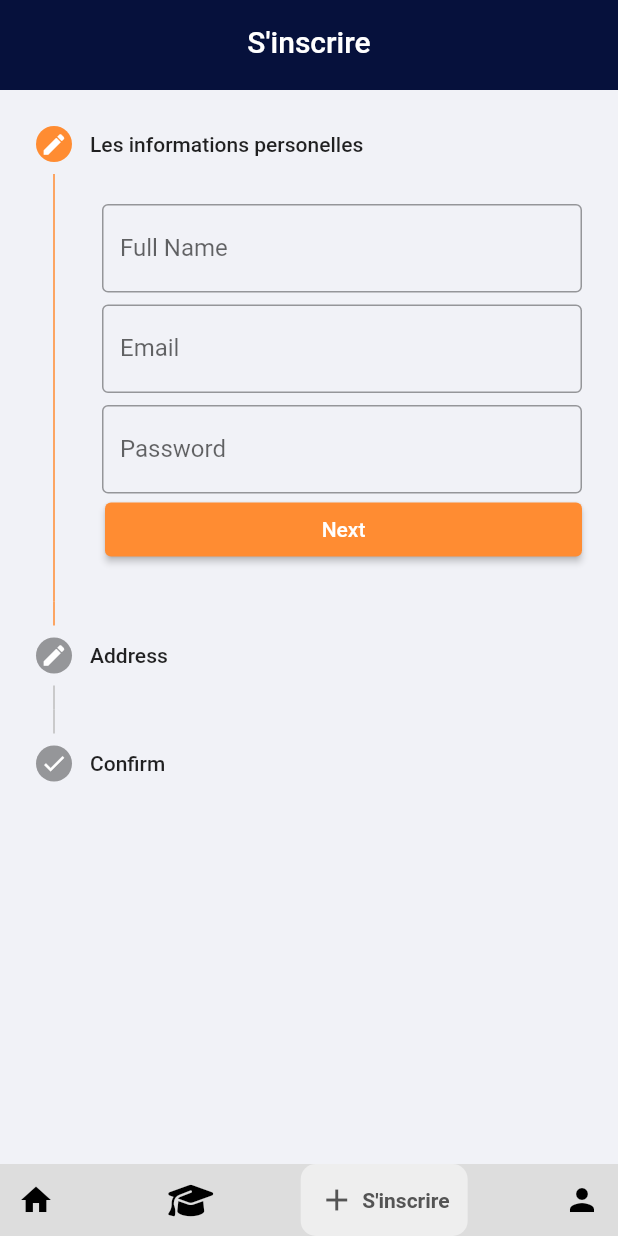
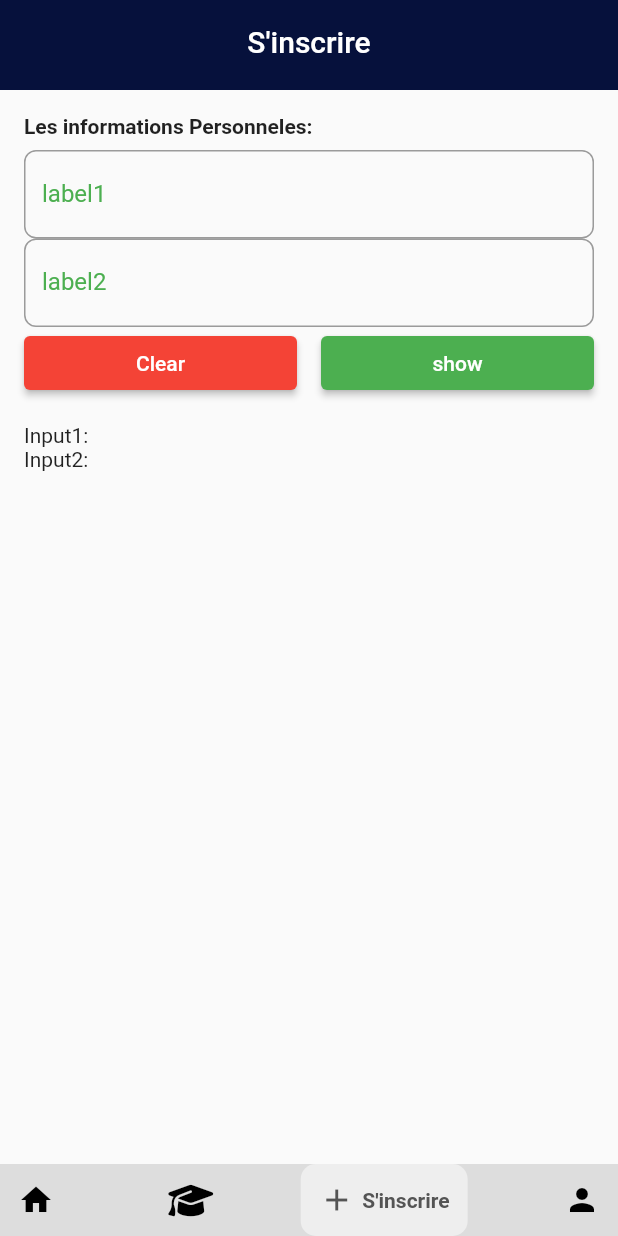
Before and after one commit to yassine-bennkhay/lp-ests, a Flutter app: the screen it shows after launch, swiped to page 3, on a phone screen of 412 x 824 dp. Run offline on Flutter 3.47's test engine with Material 2 defaults, Android fonts, the phone set to English and light mode, and no system bars; drawn by our look-alikes of google_nav_bar; our stand-ins replace font_awesome_flutter.

Commit message:
add textField

```diff
--- a/lib/constants/constants.dart
+++ b/lib/constants/constants.dart
@@ -4,10 +4,11 @@ import '../screens/accueil.dart';
 import '../screens/apply/apply.dart';
 import '../screens/filiers/filiers.dart';
 import '../screens/profile.dart';
+
 final List<Widget> pages = [
   const Accueil(),
   const Filiers(),
-    const Apply(),
+  Apply(),
   const Profle(),
 ];
 List<Text> text = [
@@ -25,7 +26,6 @@ List<Text> text = [
   ),
 ];
 
-
 const kTextColor = Color(0xFF535353);
 const kTextLightColor = Color(0xFFACACAC);
 
--- a/lib/screens/apply/apply.dart
+++ b/lib/screens/apply/apply.dart
@@ -1,4 +1,5 @@
 import 'package:flutter/material.dart';
+import 'package:lp_ests/screens/apply/textfields/custom_text_field.dart';
 
 class Apply extends StatefulWidget {
 const Apply({Key? key}) : super(key: key);
@@ -7,169 +8,109 @@ class Apply extends StatefulWidget {
   _ApplyState createState() => _ApplyState();
 }
 
+class Data {
+  List<String> inputs = ['',''];
+}
+
 class _ApplyState extends State<Apply> {
-  int _activeStepIndex = 0;
-
-  TextEditingController name = TextEditingController();
-  TextEditingController email = TextEditingController();
-  TextEditingController pass = TextEditingController();
-  TextEditingController address = TextEditingController();
-  TextEditingController pincode = TextEditingController();
-
-  List<Step> stepList() => [
-        Step(
-          state: _activeStepIndex <= 0 ? StepState.editing : StepState.complete,
-          isActive: _activeStepIndex >= 0,
-          title: const Text('Les informations personelles'),
-          content: Padding(
-            padding: const EdgeInsets.only(
-              top: 4,
-              left: 8,
-            ),
+  var formKey = GlobalKey<FormState>();
+  static Data input = Data();
+  @override
+  Widget build(BuildContext context) {
+    return Scaffold(
+      body: Padding(
+        padding: const EdgeInsets.all(8.0),
+        child: Theme(
+          data: ThemeData(primaryColor: Colors.green),
+          child: Form(
+            key: formKey,
+            child: SingleChildScrollView(
+              child: Padding(
+                padding: const EdgeInsets.all(8.0),
                 child: Column(
+                  crossAxisAlignment: CrossAxisAlignment.start,
                   children: [
-                TextField(
-                  controller: name,
-                  decoration: const InputDecoration(
-                    border: OutlineInputBorder(),
-                    labelText: 'Full Name',
-                  ),
+                    const Text(
+                      "Les informations Personneles:",
+                      style: TextStyle(fontWeight: FontWeight.bold),
                     ),
                     const SizedBox(
                       height: 8,
                     ),
-                TextField(
-                  controller: email,
-                  decoration: const InputDecoration(
-                    border: OutlineInputBorder(),
-                    labelText: 'Email',
+                    createTextField('label1', TextInputType.datetime, 'msg', 0),
+                    createTextField('label2', TextInputType.datetime, 'msg', 1),
+                    Row(
+                      children: [
+                        Expanded(
+                            child: ElevatedButton(
+                                style: ElevatedButton.styleFrom(
+                                  primary: Colors.red,
                                 ),
+                                onPressed: () {
+                                  formKey.currentState!.reset();
+                                  //input1 = '';
+                                  //input2 = '';
+                                  setState(() {});
+                                },
+                                child: const Text('Clear'))),
+                        const SizedBox(
+                          width: 16,
+                        ),
+                        Expanded(
+                            child: ElevatedButton(
+                                style: ElevatedButton.styleFrom(
+                                  primary: Colors.green,
+                                ),
+                                onPressed: () {
+                                  if (formKey.currentState!.validate()) {
+                                    formKey.currentState!.save();
+
+                                    setState(() {});
+                                  }
+                                },
+                                child: const Text('show'))),
+                      ],
                     ),
                     const SizedBox(
-                  height: 8,
+                      height: 16,
                     ),
-                TextField(
-                  controller: pass,
-                  obscureText: true,
-                  decoration: const InputDecoration(
-                    border: OutlineInputBorder(),
-                    labelText: 'Password',
-                  ),
+                    Text('Input1: ${input.inputs[0]}'),
+                    Text('Input2: ${input.inputs[1]}'),
+                    const SizedBox(
+                      height: 16,
                     ),
                   ],
                 ),
               ),
             ),
-        Step(
-            state:
-                _activeStepIndex <= 1 ? StepState.editing : StepState.complete,
-            isActive: _activeStepIndex >= 1,
-            title: const Text('Address'),
-            content: Column(
-              children: [
-                const SizedBox(
-                  height: 8,
           ),
-                TextField(
-                  controller: address,
-                  decoration: const InputDecoration(
-                    border: OutlineInputBorder(),
-                    labelText: 'Full House Address',
-                  ),
-                ),
-                const SizedBox(
-                  height: 8,
-                ),
-                TextField(
-                  controller: pincode,
-                  decoration: const InputDecoration(
-                    border: OutlineInputBorder(),
-                    labelText: 'Pin Code',
-                  ),
-                ),
-              ],
-            )),
-        Step(
-            state: StepState.complete,
-            isActive: _activeStepIndex >= 2,
-            title: const Text('Confirm'),
-            content: Column(
-              crossAxisAlignment: CrossAxisAlignment.start,
-              mainAxisAlignment: MainAxisAlignment.start,
-              children: [
-                Text('Name: ${name.text}'),
-                Text('Email: ${email.text}'),
-                const Text('Password: *****'),
-                Text('Address : ${address.text}'),
-                Text('PinCode : ${pincode.text}'),
-              ],
-            ))
-      ];
-
-  @override
-  Widget build(BuildContext context) {
-    return Scaffold(
-      backgroundColor: const Color(0xffF1F2F7),
-      body: Theme(
-        data: ThemeData(
-          colorScheme: Theme.of(context)
-              .colorScheme
-              .copyWith(primary: const Color(0xffFF8C32)),
-        ),
-        child: Stepper(
-          type: StepperType.vertical,
-          currentStep: _activeStepIndex,
-          steps: stepList(),
-          onStepContinue: () {
-            if (_activeStepIndex < (stepList().length - 1)) {
-              setState(() {
-                _activeStepIndex += 1;
-              });
-            } else {
-              print('Submited');
-            }
-          },
-          onStepCancel: () {
-            if (_activeStepIndex == 0) {
-              return;
-            }
-
-            setState(() {
-              _activeStepIndex -= 1;
-            });
-          },
-          onStepTapped: (int index) {
-            setState(() {
-              _activeStepIndex = index;
-            });
-          },
-          controlsBuilder: (BuildContext context, details) {
-            final isLastStep = _activeStepIndex == stepList().length - 1;
-            return Row(
-              children: [
-                if (_activeStepIndex > 0)
-                  Expanded(
-                    child: ElevatedButton(
-                      onPressed: details.onStepCancel,
-                      child: const Text('Back'),
-                    ),
-                  ),
-                const SizedBox(
-                  width: 10,
-                ),
-                Expanded(
-                  child: ElevatedButton(
-                    onPressed: details.onStepContinue,
-                    child: (isLastStep)
-                        ? const Text('Submit')
-                        : const Text('Next'),
-                  ),
-                ),
-              ],
-            );
-          },
         ),
       ),
     );
   }
+  createTextField(String labelText, TextInputType textInputType, String message, int index) => TextFormField(
+      onSaved: (value) {
+        setState(() {
+          input.inputs[index] = value!;
+        });
+      },
+      keyboardType: textInputType,
+      decoration: InputDecoration(
+          labelStyle: const TextStyle(
+            color: Colors.green,
+          ),
+          labelText: labelText,
+          border: OutlineInputBorder(borderRadius: BorderRadius.circular(8.0)),
+          focusedBorder: OutlineInputBorder(
+            borderSide: const BorderSide(color: Colors.green, width: 2.0),
+            borderRadius: BorderRadius.circular(8.0),
+          )),
+      validator: (text) {
+        if (text!.isEmpty) {
+          return message;
+        } else {
+          return null;
         }
+      },
+    );
+}
```
Also changed, not shown: lib/screens/apply/textfields/custom_text_field.dart (added, +42 -0 lines). Lines whose indentation alone changed are shown as unchanged.
